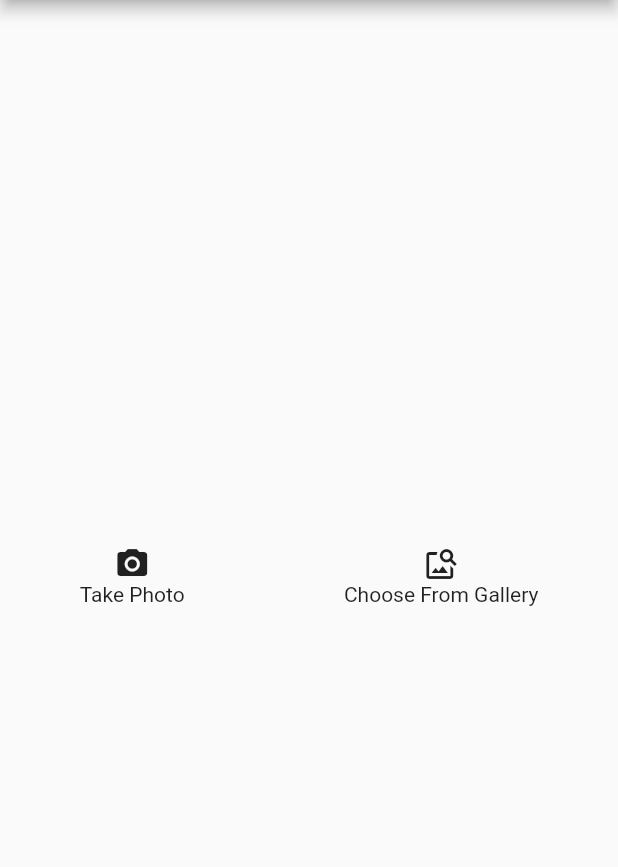
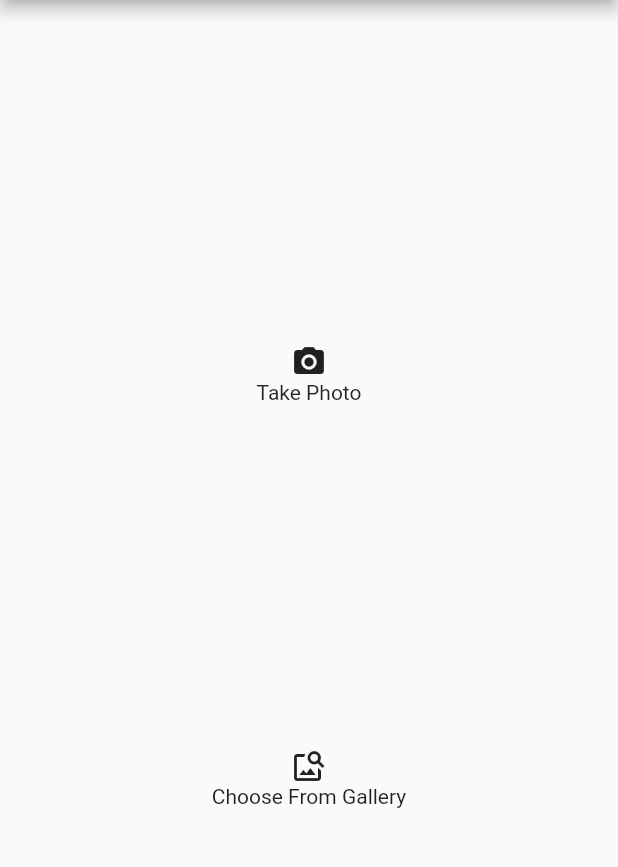
Before and after one commit to SeanCaruthers/Leftovers, a Flutter app: the screen it shows after launch, after a tap on the "photo camera" icon, on a phone screen of 412 x 824 dp, the part 84-951 px from its top. Run offline on Flutter 3.47's test engine with Material 2 defaults, Android fonts, the light colour scheme and no system bars; our stand-ins replace camera, cloud_firestore, firebase_core, firebase_storage, image_picker, location; accounts and stored records are empty.

Commit message:
add photo, cloud, location, semantics

```diff
--- a/leftovers/lib/helpers/navigation.dart
+++ b/leftovers/lib/helpers/navigation.dart
@@ -13,7 +13,7 @@ import 'package:leftovers/services/images/camera/take_picture_screen.dart'
     show TakePictureScreen;
 
 void goToNewEntryScreen(BuildContext context, String imagePath) {
-  Navigator.of(context).pushNamed(
+  Navigator.of(context).popAndPushNamed(
     NewEntryScreen.routeName,
     arguments: imagePath,
   );
@@ -24,7 +24,7 @@ void goToImageInputScreen(BuildContext context) {
 }
 
 void goToTakePictureScreen(BuildContext context) {
-  Navigator.of(context).pushNamed(TakePictureScreen.routeName);
+  Navigator.of(context).popAndPushNamed(TakePictureScreen.routeName);
 }
 
 void goToDetailScreen(BuildContext context, Post post) {
--- a/leftovers/lib/models/post.dart
+++ b/leftovers/lib/models/post.dart
@@ -1,3 +1,4 @@
+
 class Post {
   final String imageUrl;
 
@@ -17,6 +18,7 @@ class Post {
   });
 
   factory Post.fromQueryJson(dynamic queryJson) {
+
     return Post(
       imageUrl: queryJson["imageUrl"],
       leftoverCount: queryJson["leftoverCount"],
--- a/leftovers/lib/screens/image_input_screen.dart
+++ b/leftovers/lib/screens/image_input_screen.dart
@@ -14,11 +14,8 @@ class ImageInputScreen extends StatelessWidget {
   Widget build(BuildContext context) {
     return MainLayout(
       title: Text('$appTitle'),
-      body: Column(
-        mainAxisAlignment: MainAxisAlignment.center,
-        children: [
-          OpenImageSource(),
-        ],
+      body: Center(
+        child: OpenImageSource(),
       ),
     );
   }
--- a/leftovers/lib/screens/list_screen.dart
+++ b/leftovers/lib/screens/list_screen.dart
@@ -9,22 +9,29 @@ import 'package:leftovers/widgets/layout/main_layout.dart' show MainLayout;
 
 import 'package:leftovers/widgets/repr/post/lists/post_list.dart' show PostList;
 
-class ListScreen extends StatelessWidget {
+class ListScreen extends StatefulWidget {
   const ListScreen({Key? key}) : super(key: key);
 
   static const String routeName = 'list';
 
   @override
+  _ListScreenState createState() => _ListScreenState();
+}
+
+class _ListScreenState extends State<ListScreen> {
+  int num_leftovers = 0;
+
+  updateLeftovers(int value) {
+    num_leftovers += value;
+    setState(() => {});
+  }
+
+  @override
   Widget build(BuildContext context) {
     return MainLayout(
-      title: Text('${appTitle} - ${num_leftovers()}'),
-      body: PostList(),
+      title: Text('${appTitle} - ${num_leftovers}'),
+      body: PostList(updateLeftovers: updateLeftovers),
       floatingActionButton: ListScreenFab(),
     );
   }
-
-  int num_leftovers() {
-    #TODO;
-    return 5;
-  }
 }
--- a/leftovers/lib/services/images/camera/open_camera_prompt.dart
+++ b/leftovers/lib/services/images/camera/open_camera_prompt.dart
@@ -8,11 +8,16 @@ class OpenCameraPrompt extends StatelessWidget {
   Widget build(BuildContext context) {
     return Column(
       children: [
-        GestureDetector(
-          onTap: () async {
-            goToTakePictureScreen(context);
-          },
-          child: Icon(Icons.photo_camera),
+        Semantics(
+          image: true,
+          button: true,
+          label: "a photo icon that opens the phone's camera",
+          child: GestureDetector(
+            onTap: () async {
+              goToTakePictureScreen(context);
+            },
+            child: Icon(Icons.photo_camera),
+          ),
         ),
         Text("Take Photo"),
       ],
--- a/leftovers/lib/services/images/gallery/open_image_gallery_prompt.dart
+++ b/leftovers/lib/services/images/gallery/open_image_gallery_prompt.dart
@@ -1,6 +1,8 @@
 import 'package:flutter/material.dart';
 
 import 'package:leftovers/helpers/navigation.dart' show goToNewEntryScreen;
+import 'package:leftovers/services/images/gallery/pick_image_from_gallery.dart'
+    show selectImageFromGallery;
 
 class OpenImageGalleryPrompt extends StatelessWidget {
   const OpenImageGalleryPrompt({Key? key}) : super(key: key);
@@ -9,13 +11,17 @@ class OpenImageGalleryPrompt extends StatelessWidget {
   Widget build(BuildContext context) {
     return Column(
       children: [
-        GestureDetector(
-          onTap: () {
-            // TODO
-            final String imagePath = "fake";
-            goToNewEntryScreen(context, imagePath);
-          },
-          child: Icon(Icons.image_search),
+        Semantics(
+          image: true,
+          button: true,
+          label: "a photo gallery icon that opens the phone's photo gallery",
+          child: GestureDetector(
+            onTap: () async {
+              final String imagePath = await selectImageFromGallery();
+              goToNewEntryScreen(context, imagePath);
+            },
+            child: Icon(Icons.image_search),
+          ),
         ),
         Text("Choose From Gallery"),
       ],
--- a/leftovers/lib/services/images/gallery/pick_image_from_gallery.dart
+++ b/leftovers/lib/services/images/gallery/pick_image_from_gallery.dart
@@ -1,6 +1,6 @@
 import 'package:image_picker/image_picker.dart';
 
-Future<String> getImagePath() async {
+Future<String> selectImageFromGallery() async {
   final picker = ImagePicker();
 
   final pickedFile = await picker.pickImage(
--- a/leftovers/lib/services/images/open_image_source.dart
+++ b/leftovers/lib/services/images/open_image_source.dart
@@ -10,8 +10,8 @@ class OpenImageSource extends StatelessWidget {
 
   @override
   Widget build(BuildContext context) {
-    return Row(
-      mainAxisAlignment: MainAxisAlignment.spaceAround,
+    return Column(
+      mainAxisAlignment: MainAxisAlignment.spaceEvenly,
       children: [
         OpenCameraPrompt(),
         OpenImageGalleryPrompt(),
--- a/leftovers/lib/widgets/inputs/buttons/list_screen_fab.dart
+++ b/leftovers/lib/widgets/inputs/buttons/list_screen_fab.dart
@@ -7,11 +7,19 @@ class ListScreenFab extends StatelessWidget {
 
   @override
   Widget build(BuildContext context) {
-    return FloatingActionButton(
-      onPressed: () {
-        goToImageInputScreen(context);
-      },
-      child: Icon(Icons.photo_camera),
+    return Semantics(
+      button: true,
+      enabled: true,
+      label: "Start making a new post by clicking here.",
+      child: FloatingActionButton(
+        onPressed: () {
+          goToImageInputScreen(context);
+        },
+        child: Semantics(
+            image: true,
+            label: "a camera icon",
+            child: Icon(Icons.photo_camera)),
+      ),
     );
   }
 }
--- a/leftovers/lib/widgets/layout/main_layout.dart
+++ b/leftovers/lib/widgets/layout/main_layout.dart
@@ -15,6 +15,7 @@ class MainLayout extends StatelessWidget {
   @override
   Widget build(BuildContext context) {
     return Scaffold(
+      resizeToAvoidBottomInset: false,
       appBar: AppBar(
         title: title,
       ),
--- a/leftovers/lib/widgets/repr/post/lists/post_list.dart
+++ b/leftovers/lib/widgets/repr/post/lists/post_list.dart
@@ -4,8 +4,10 @@ import 'package:leftovers/models/post.dart';
 import 'package:leftovers/widgets/repr/post/lists/post_tile.dart';
 
 class PostList extends StatefulWidget {
+  final updateLeftovers;
   PostList({
     Key? key,
+    required this.updateLeftovers,
   }) : super(key: key);
 
   @override
@@ -29,22 +31,45 @@ class _PostListState extends State<PostList> {
       stream: postStream,
       builder: (content, dynamic snapshot) {
         if (snapshot.hasData && snapshot.data.docs.length > 0) {
-          return ListView.separated(
-            itemCount: snapshot.data.docs.length,
-            itemBuilder: (context, index) {
-              return PostTile(
-                post: Post.fromQueryJson(snapshot.data.docs[index]),
-              );
-            },
-            separatorBuilder: (_, __) => Divider(),
-          );
+          return postList(snapshot);
         } else {
-          return Center(
-              child: CircularProgressIndicator(
-            semanticsLabel: 'No posts made yet',
-          ));
+          return noPostIndicator();
         }
       },
     );
   }
+
+  Widget postList(snapshot) {
+    return ListView.separated(
+      itemCount: snapshot.data.docs.length,
+      itemBuilder: (context, index) {
+        return postTile(snapshot, index);
+      },
+      separatorBuilder: (_, __) => Divider(),
+    );
+  }
+
+  Widget postTile(snapshot, index) {
+    return PostTile(
+      key: ValueKey(snapshot.data.docs[index].reference),
+      updateLeftovers: widget.updateLeftovers,
+      post: Post.fromQueryJson(snapshot.data.docs[index]),
+      ref: snapshot.data.docs[index].reference,
+    );
+  }
+
+  Widget noPostIndicator() {
+    return Center(
+      child: Column(
+        mainAxisAlignment: MainAxisAlignment.spaceEvenly,
+        children: [
+          Semantics(
+            label: "animation indicating that no posts have made yet.",
+            child: CircularProgressIndicator(),
+          ),
+          Text("Please make your first post!")
+        ],
+      ),
+    );
+  }
 }
--- a/leftovers/pubspec.yaml
+++ b/leftovers/pubspec.yaml
@@ -34,6 +34,7 @@ dependencies:
   camera: ^0.8.1+7
   path_provider: ^2.0.2
   path: ^1.8.0
+  location: ^4.3.0
 
 dev_dependencies:
   flutter_test:
```
Also changed, not shown: leftovers/lib/models/postdto.dart (added, +68 -0 lines), leftovers/lib/services/images/camera/take_picture_screen.dart (+12 -20 lines), leftovers/lib/services/location/access_current_location.dart (added, +33 -0 lines), leftovers/lib/widgets/displays/loading_spinner.dart (+11 -2 lines), leftovers/lib/widgets/forms/create_post_form.dart (+96 -11 lines), leftovers/lib/widgets/repr/post/attrs/post_image.dart (+11 -5 lines), leftovers/lib/widgets/repr/post/lists/post_tile.dart (+65 -12 lines), 1 other file.
